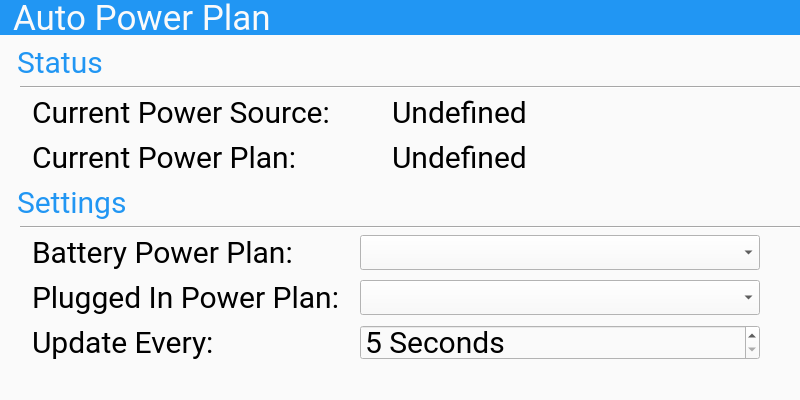
First picture: the form in mainwindow.ui, repository 7thfleet/AutoPowerPlan, before the edit.
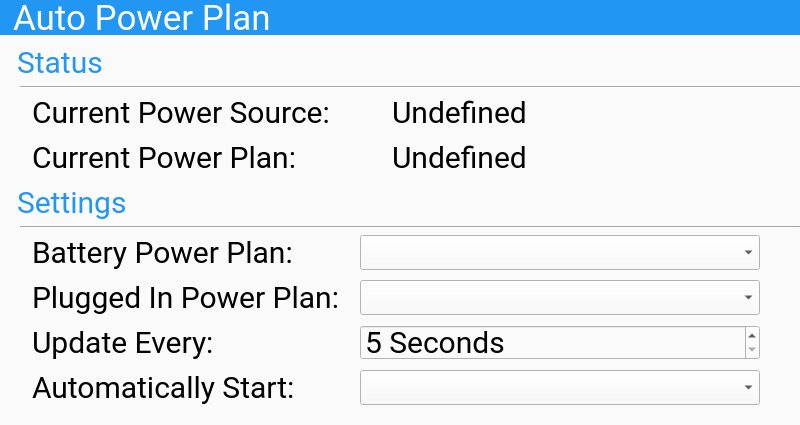
Second picture: the form after the edit.

Commit message: v1.1: Made auto starting user configurable. Tweaked to show UI if manually started.

```diff
--- a/mainwindow.ui
+++ b/mainwindow.ui
@@ -7,19 +7,19 @@
     <x>0</x>
     <y>0</y>
     <width>800</width>
-    <height>400</height>
+    <height>425</height>
    </rect>
   </property>
   <property name="minimumSize">
    <size>
     <width>800</width>
-    <height>400</height>
+    <height>425</height>
    </size>
   </property>
   <property name="maximumSize">
    <size>
     <width>800</width>
-    <height>400</height>
+    <height>425</height>
    </size>
   </property>
   <property name="font">
@@ -2148,6 +2148,221 @@
      <string>Undefined</string>
     </property>
    </widget>
+   <widget class="QLabel" name="staticSettingsASLabel">
+    <property name="geometry">
+     <rect>
+      <x>0</x>
+      <y>370</y>
+      <width>345</width>
+      <height>35</height>
+     </rect>
+    </property>
+    <property name="palette">
+     <palette>
+      <active>
+       <colorrole role="WindowText">
+        <brush brushstyle="SolidPattern">
+         <color alpha="255">
+          <red>0</red>
+          <green>0</green>
+          <blue>0</blue>
+         </color>
+        </brush>
+       </colorrole>
+       <colorrole role="Button">
+        <brush brushstyle="SolidPattern">
+         <color alpha="255">
+          <red>250</red>
+          <green>250</green>
+          <blue>250</blue>
+         </color>
+        </brush>
+       </colorrole>
+       <colorrole role="Text">
+        <brush brushstyle="SolidPattern">
+         <color alpha="255">
+          <red>0</red>
+          <green>0</green>
+          <blue>0</blue>
+         </color>
+        </brush>
+       </colorrole>
+       <colorrole role="ButtonText">
+        <brush brushstyle="SolidPattern">
+         <color alpha="255">
+          <red>0</red>
+          <green>0</green>
+          <blue>0</blue>
+         </color>
+        </brush>
+       </colorrole>
+       <colorrole role="Base">
+        <brush brushstyle="SolidPattern">
+         <color alpha="255">
+          <red>250</red>
+          <green>250</green>
+          <blue>250</blue>
+         </color>
+        </brush>
+       </colorrole>
+       <colorrole role="Window">
+        <brush brushstyle="SolidPattern">
+         <color alpha="255">
+          <red>250</red>
+          <green>250</green>
+          <blue>250</blue>
+         </color>
+        </brush>
+       </colorrole>
+      </active>
+      <inactive>
+       <colorrole role="WindowText">
+        <brush brushstyle="SolidPattern">
+         <color alpha="255">
+          <red>0</red>
+          <green>0</green>
+          <blue>0</blue>
+         </color>
+        </brush>
+       </colorrole>
+       <colorrole role="Button">
+        <brush brushstyle="SolidPattern">
+         <color alpha="255">
+          <red>250</red>
+          <green>250</green>
+          <blue>250</blue>
+         </color>
+        </brush>
+       </colorrole>
+       <colorrole role="Text">
+        <brush brushstyle="SolidPattern">
+         <color alpha="255">
+          <red>0</red>
+          <green>0</green>
+          <blue>0</blue>
+         </color>
+        </brush>
+       </colorrole>
+       <colorrole role="ButtonText">
+        <brush brushstyle="SolidPattern">
+         <color alpha="255">
+          <red>0</red>
+          <green>0</green>
+          <blue>0</blue>
+         </color>
+        </brush>
+       </colorrole>
+       <colorrole role="Base">
+        <brush brushstyle="SolidPattern">
+         <color alpha="255">
+          <red>250</red>
+          <green>250</green>
+          <blue>250</blue>
+         </color>
+        </brush>
+       </colorrole>
+       <colorrole role="Window">
+        <brush brushstyle="SolidPattern">
+         <color alpha="255">
+          <red>250</red>
+          <green>250</green>
+          <blue>250</blue>
+         </color>
+        </brush>
+       </colorrole>
+      </inactive>
+      <disabled>
+       <colorrole role="WindowText">
+        <brush brushstyle="SolidPattern">
+         <color alpha="255">
+          <red>0</red>
+          <green>0</green>
+          <blue>0</blue>
+         </color>
+        </brush>
+       </colorrole>
+       <colorrole role="Button">
+        <brush brushstyle="SolidPattern">
+         <color alpha="255">
+          <red>250</red>
+          <green>250</green>
+          <blue>250</blue>
+         </color>
+        </brush>
+       </colorrole>
+       <colorrole role="Text">
+        <brush brushstyle="SolidPattern">
+         <color alpha="255">
+          <red>0</red>
+          <green>0</green>
+          <blue>0</blue>
+         </color>
+        </brush>
+       </colorrole>
+       <colorrole role="ButtonText">
+        <brush brushstyle="SolidPattern">
+         <color alpha="255">
+          <red>0</red>
+          <green>0</green>
+          <blue>0</blue>
+         </color>
+        </brush>
+       </colorrole>
+       <colorrole role="Base">
+        <brush brushstyle="SolidPattern">
+         <color alpha="255">
+          <red>250</red>
+          <green>250</green>
+          <blue>250</blue>
+         </color>
+        </brush>
+       </colorrole>
+       <colorrole role="Window">
+        <brush brushstyle="SolidPattern">
+         <color alpha="255">
+          <red>250</red>
+          <green>250</green>
+          <blue>250</blue>
+         </color>
+        </brush>
+       </colorrole>
+      </disabled>
+     </palette>
+    </property>
+    <property name="font">
+     <font>
+      <family>Roboto,Arial</family>
+      <pointsize>-1</pointsize>
+     </font>
+    </property>
+    <property name="styleSheet">
+     <string notr="true">font-family:Roboto, Arial;
+color:#000000;
+font-size:30px;
+padding-left:25px;</string>
+    </property>
+    <property name="text">
+     <string>Automatically Start: </string>
+    </property>
+   </widget>
+   <widget class="QComboBox" name="dynamicSettingsASComboBox">
+    <property name="geometry">
+     <rect>
+      <x>360</x>
+      <y>370</y>
+      <width>400</width>
+      <height>35</height>
+     </rect>
+    </property>
+    <property name="toolTip">
+     <string/>
+    </property>
+    <property name="styleSheet">
+     <string notr="true">font-family:Roboto,Arial;
+font-size:25px;
+color:#000000;</string>
+    </property>
+   </widget>
   </widget>
  </widget>
  <layoutdefault spacing="6" margin="11"/>
```
The commit also changes 7 other files.
